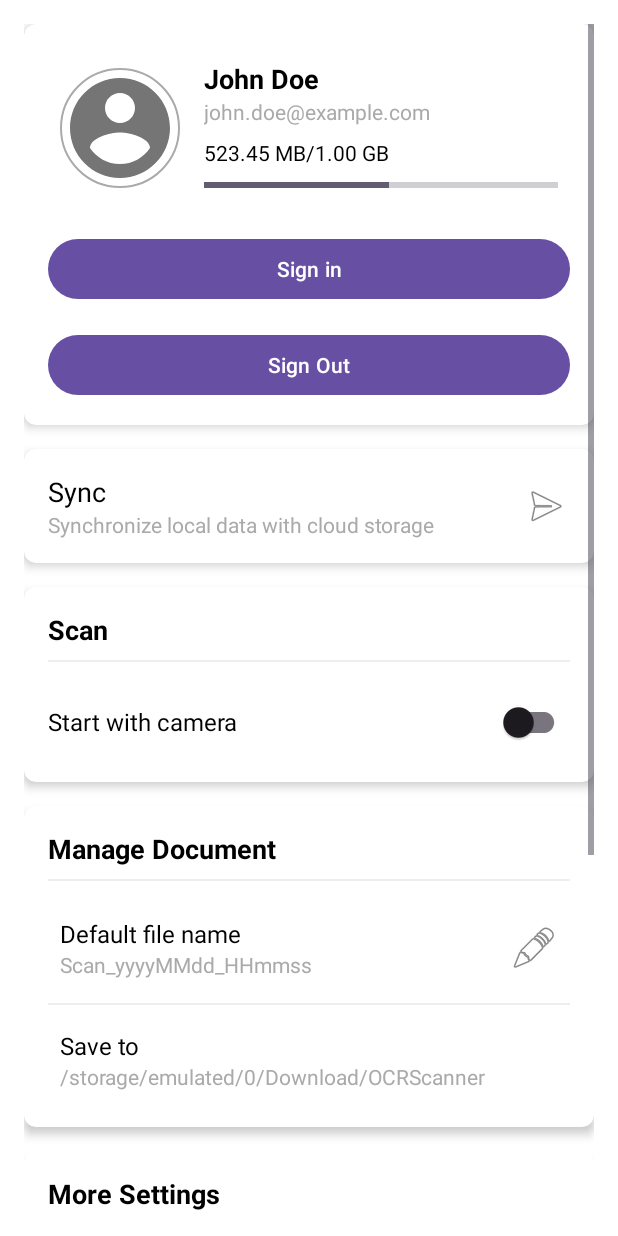
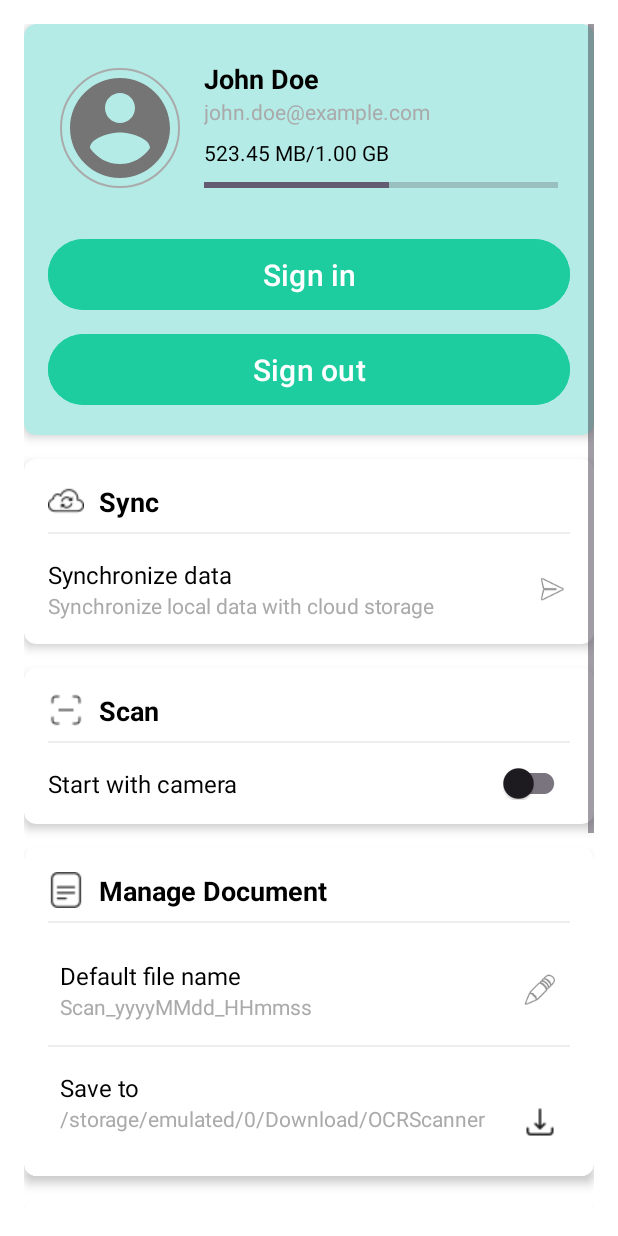
Before and after one commit to nhhpbc7a1/OCRScannerProject, an Android app: the layout fragment_settings.xml on its own in the app's theme, with its tools: preview values and no code run, on a phone screen of 412 x 824 dp. Run offline under Robolectric (Android 15) with nearby library versions, the phone set to English and light mode, and no system bars.

Commit message:
redesign setting layout

```diff
--- /dev/null
+++ b/app/src/main/res/layout/custom_progressbar.xml
@@ -0,0 +1,19 @@
+<layer-list xmlns:android="http://schemas.android.com/apk/res/android">
+    <!-- Background track -->
+    <item android:id="@android:id/background">
+        <shape>
+            <corners android:radius="8dp" />
+            <solid android:color="#E0E0E0" /> <!-- Màu nền nhạt -->
+        </shape>
+    </item>
+
+    <!-- Progress bar -->
+    <item android:id="@android:id/progress">
+        <clip>
+            <shape>
+                <corners android:radius="8dp" />
+                <solid android:color="#1DCD9F" /> <!-- Màu progress chính -->
+            </shape>
+        </clip>
+    </item>
+</layer-list>
--- a/app/src/main/res/layout/fragment_settings.xml
+++ b/app/src/main/res/layout/fragment_settings.xml
@@ -17,6 +17,7 @@
             android:layout_width="match_parent"
             android:layout_height="wrap_content"
             android:layout_marginBottom="16dp"
+            android:backgroundTint="#B4EBE6"
             app:cardCornerRadius="8dp"
             app:cardElevation="4dp">
 
@@ -94,6 +95,9 @@
                     android:layout_width="match_parent"
                     android:layout_height="wrap_content"
                     android:layout_marginTop="16dp"
+                    android:textSize="20dp"
+                    android:padding="10dp"
+                    android:backgroundTint="#1DCD9F"
                     android:text="Sign in"
                     android:visibility="gone"
                     tools:visibility="visible" />
@@ -101,31 +105,56 @@
                 <!-- Sign Out Button (Shown when signed in) -->
                 <Button
                     android:id="@+id/btn_sign_out"
+                    android:textSize="20dp"
+                    android:padding="10dp"
+                    android:backgroundTint="#1DCD9F"
                     android:layout_width="match_parent"
                     android:layout_height="wrap_content"
-                    android:layout_marginTop="16dp"
-                    android:text="Sign Out" />
+                    android:layout_marginTop="8dp"
+                    android:text="Sign out" />
             </LinearLayout>
         </androidx.cardview.widget.CardView>
 
         <!-- Sync Section -->
         <androidx.cardview.widget.CardView
+        android:layout_width="match_parent"
+        android:layout_height="wrap_content"
+        android:layout_marginBottom="16dp"
+        app:cardCornerRadius="8dp"
+        app:cardElevation="4dp">
+
+        <LinearLayout
             android:layout_width="match_parent"
             android:layout_height="wrap_content"
-            android:layout_marginBottom="16dp"
-            app:cardCornerRadius="8dp"
-            app:cardElevation="4dp">
+            android:orientation="vertical"
+            android:padding="16dp">
+
+            <TextView
+                android:layout_width="match_parent"
+                android:layout_height="wrap_content"
+                android:text="Sync"
+                android:drawableLeft="@drawable/ic_sync"
+                android:drawablePadding="10dp"
+                android:textColor="@android:color/black"
+                android:textSize="18sp"
+                android:textStyle="bold" />
+
+            <View
+                android:layout_width="match_parent"
+                android:layout_height="1dp"
+                android:layout_marginTop="8dp"
+                android:layout_marginBottom="16dp"
+                android:background="#EEEEEE" />
 
             <LinearLayout
                 android:id="@+id/layout_sync"
                 android:layout_width="match_parent"
                 android:layout_height="wrap_content"
+                android:orientation="horizontal"
+                android:gravity="center_vertical"
                 android:background="?attr/selectableItemBackground"
                 android:clickable="true"
-                android:focusable="true"
-                android:gravity="center_vertical"
-                android:orientation="horizontal"
-                android:padding="16dp">
+                android:focusable="true">
 
                 <LinearLayout
                     android:layout_width="0dp"
@@ -136,9 +165,9 @@
                     <TextView
                         android:layout_width="match_parent"
                         android:layout_height="wrap_content"
-                        android:text="Sync"
+                        android:text="Synchronize data"
                         android:textColor="@android:color/black"
-                        android:textSize="18sp" />
+                        android:textSize="16sp" />
 
                     <TextView
                         android:layout_width="match_parent"
@@ -149,11 +178,13 @@
                 </LinearLayout>
 
                 <ImageView
-                    android:layout_width="wrap_content"
-                    android:layout_height="wrap_content"
+                    android:layout_width="24dp"
+                    android:layout_height="24dp"
                     android:src="@android:drawable/ic_menu_send" />
             </LinearLayout>
-        </androidx.cardview.widget.CardView>
+        </LinearLayout>
+    </androidx.cardview.widget.CardView>
+
 
         <!-- Scan Settings Section -->
         <androidx.cardview.widget.CardView
@@ -173,6 +204,9 @@
                     android:layout_width="match_parent"
                     android:layout_height="wrap_content"
                     android:text="Scan"
+                    android:drawableLeft="@drawable/ic_scan"
+                    android:drawablePadding="10dp"
+
                     android:textColor="@android:color/black"
                     android:textSize="18sp"
                     android:textStyle="bold" />
@@ -201,7 +235,7 @@
                     <androidx.appcompat.widget.SwitchCompat
                         android:id="@+id/switch_start_with_camera"
                         android:layout_width="wrap_content"
-                        android:layout_height="wrap_content" />
+                        android:layout_height="match_parent" />
                 </LinearLayout>
 
             </LinearLayout>
@@ -225,6 +259,9 @@
                     android:layout_width="match_parent"
                     android:layout_height="wrap_content"
                     android:text="Manage Document"
+                    android:drawableLeft="@drawable/ic_document"
+                    android:drawablePadding="10dp"
+
                     android:textColor="@android:color/black"
                     android:textSize="18sp"
                     android:textStyle="bold" />
@@ -271,8 +308,8 @@
                     </LinearLayout>
 
                     <ImageView
-                        android:layout_width="wrap_content"
-                        android:layout_height="wrap_content"
+                        android:layout_width="24dp"
+                        android:layout_height="24dp"
                         android:src="@android:drawable/ic_menu_edit" />
                 </LinearLayout>
 
@@ -303,7 +340,8 @@
                         android:layout_height="wrap_content"
                         android:textColor="@android:color/darker_gray"
                         android:textSize="14sp"
-                        tools:text="/storage/emulated/0/Download/OCRScanner" />
+                        tools:text="/storage/emulated/0/Download/OCRScanner"
+                        android:drawableRight="@drawable/ic_download"/>
                 </LinearLayout>
             </LinearLayout>
         </androidx.cardview.widget.CardView>
@@ -326,6 +364,9 @@
                     android:layout_width="match_parent"
                     android:layout_height="wrap_content"
                     android:text="More Settings"
+                    android:drawableLeft="@drawable/ic_setting"
+                    android:drawablePadding="10dp"
+
                     android:textColor="@android:color/black"
                     android:textSize="18sp"
                     android:textStyle="bold" />
@@ -371,8 +412,8 @@
                     </LinearLayout>
 
                     <ImageView
-                        android:layout_width="wrap_content"
-                        android:layout_height="wrap_content"
+                        android:layout_width="24dp"
+                        android:layout_height="24dp"
                         android:src="@android:drawable/ic_menu_delete" />
                 </LinearLayout>
 
@@ -416,8 +457,8 @@
                     </LinearLayout>
 
                     <ImageView
-                        android:layout_width="wrap_content"
-                        android:layout_height="wrap_content"
+                        android:layout_width="24dp"
+                        android:layout_height="24dp"
                         android:src="@android:drawable/ic_menu_manage" />
                 </LinearLayout>
             </LinearLayout>
@@ -440,6 +481,8 @@
                     android:layout_width="match_parent"
                     android:layout_height="wrap_content"
                     android:text="About App"
+                    android:drawableLeft="@drawable/ic_about"
+                    android:drawablePadding="10dp"
                     android:textColor="@android:color/black"
                     android:textSize="18sp"
                     android:textStyle="bold" />
```
Also changed, not shown: app/src/main/res/drawable/ic_about.png (added), app/src/main/res/drawable/ic_document.png (added), app/src/main/res/drawable/ic_download.png (added), app/src/main/res/drawable/ic_scan.png (added), app/src/main/res/drawable/ic_setting.png (added), app/src/main/res/drawable/ic_sync.png (added).
